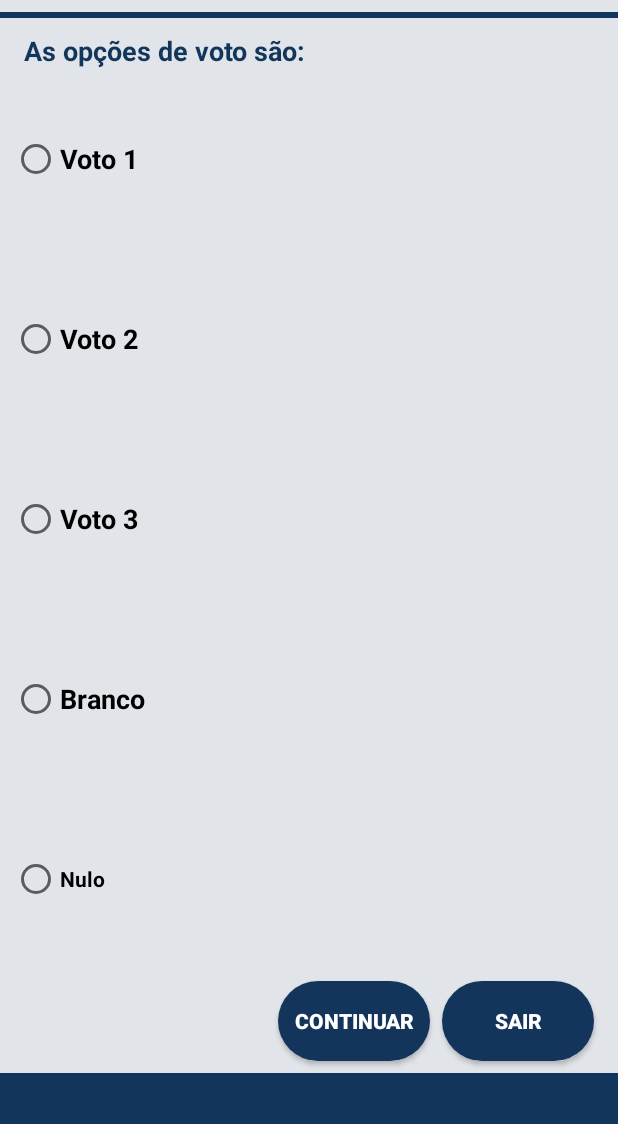
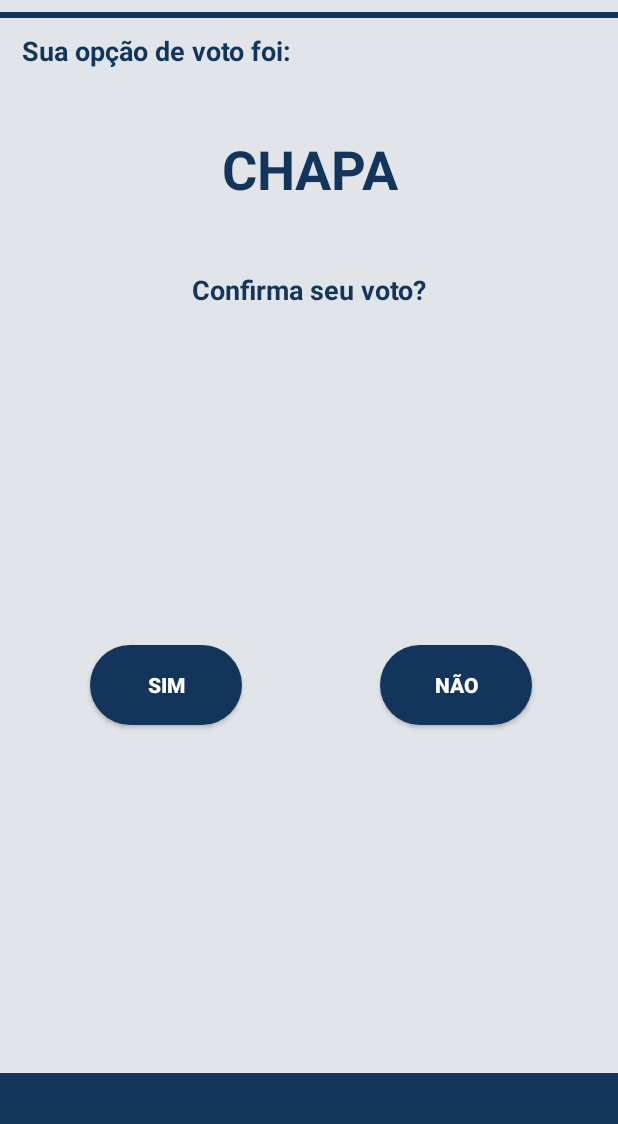
Before and after one commit to Bluemix-Estag/votacao-previ, an Android app: the opcoes_de_voto screen opened directly, with no data from a screen before it, after a tap on "CONTINUAR", on a phone screen of 412 x 824 dp, the part 112-1236 px from its top. Run offline under Robolectric (Android 15) with nearby library versions, the phone set to English and light mode, and no system bars.

Commit message:
Fim criação telas

```diff
--- a/app/src/main/java/com/bakery/code/votacaoprevi/Confirmar_voto.java
+++ b/app/src/main/java/com/bakery/code/votacaoprevi/Confirmar_voto.java
@@ -1,14 +1,40 @@
 package com.bakery.code.votacaoprevi;
 
 import android.app.Activity;
+import android.content.Intent;
 import android.support.v7.app.AppCompatActivity;
 import android.os.Bundle;
+import android.view.View;
+import android.widget.Button;
 
 public class Confirmar_voto extends Activity {
+
+    private Button sim;
+    private Button nao;
 
     @Override
     protected void onCreate(Bundle savedInstanceState) {
         super.onCreate(savedInstanceState);
         setContentView(R.layout.activity_confirmar_voto);
+
+        sim = (Button) findViewById(R.id.SIM_CONFIRMAR);
+        nao = (Button) findViewById(R.id.NAO_CONFIRMAR);
+
+        sim.setOnClickListener(new View.OnClickListener() {
+            @Override
+            public void onClick(View v) {
+                Intent intent = new Intent(Confirmar_voto.this, Fim_voto.class);
+                startActivity(intent);
+            }
+        });
+
+        nao.setOnClickListener(new View.OnClickListener() {
+            @Override
+            public void onClick(View v) {
+                Intent intent = new Intent(Confirmar_voto.this, opcoes_de_voto.class);
+                startActivity(intent);
+
+            }
+        });
     }
 }
--- a/app/src/main/java/com/bakery/code/votacaoprevi/Splash_Screen.java
+++ b/app/src/main/java/com/bakery/code/votacaoprevi/Splash_Screen.java
@@ -18,7 +18,7 @@ public class Splash_Screen extends Activity {
             public void run() {
                 try {
                     sleep(3000);
-                    Intent intent = new Intent(Splash_Screen.this, Confirmar_voto.class);
+                    Intent intent = new Intent(Splash_Screen.this, LoginActivity.class);
                     startActivity(intent);
                     finish();
                 } catch (InterruptedException e) {
--- a/app/src/main/java/com/bakery/code/votacaoprevi/opcoes_de_voto.java
+++ b/app/src/main/java/com/bakery/code/votacaoprevi/opcoes_de_voto.java
@@ -1,25 +1,38 @@
 package com.bakery.code.votacaoprevi;
 
 import android.app.Activity;
-import android.support.v7.app.AppCompatActivity;
+import android.content.Intent;
 import android.os.Bundle;
 import android.view.View;
 import android.widget.Button;
 
 public class opcoes_de_voto extends Activity {
 
-    private Button botao;
+    private Button continuar;
+    private Button sair;
 
     @Override
     protected void onCreate(Bundle savedInstanceState) {
         super.onCreate(savedInstanceState);
         setContentView(R.layout.activity_opcoes_de_voto);
 
-        botao = (Button) findViewById(R.id.button4);
+        continuar = (Button) findViewById(R.id.CONTINUAR_OPCOES);
+        sair = (Button) findViewById(R.id.SAIR_OPCOES);
 
-        botao.setOnClickListener(new View.OnClickListener() {
+        continuar.setOnClickListener(new View.OnClickListener() {
             @Override
             public void onClick(View v) {
+                Intent intent = new Intent(opcoes_de_voto.this, Confirmar_voto.class);
+                startActivity(intent);
+
+            }
+        });
+
+        sair.setOnClickListener(new View.OnClickListener() {
+            @Override
+            public void onClick(View v) {
+                Intent intent = new Intent(opcoes_de_voto.this, LoginActivity.class);
+                startActivity(intent);
 
             }
         });
--- a/app/src/main/res/layout/activity_confirmar_voto.xml
+++ b/app/src/main/res/layout/activity_confirmar_voto.xml
@@ -108,7 +108,7 @@
         app:layout_constraintTop_toBottomOf="@+id/textView5" />
 
     <Button
-        android:id="@+id/button3"
+        android:id="@+id/SIM_CONFIRMAR"
         android:layout_width="101dp"
         android:layout_height="53dp"
         android:layout_marginBottom="8dp"
@@ -126,7 +126,7 @@
         app:layout_constraintTop_toBottomOf="@+id/textView6" />
 
     <Button
-        android:id="@+id/button6"
+        android:id="@+id/NAO_CONFIRMAR"
         android:layout_width="101dp"
         android:layout_height="53dp"
         android:layout_marginBottom="8dp"
--- a/app/src/main/res/layout/activity_fim_voto.xml
+++ b/app/src/main/res/layout/activity_fim_voto.xml
@@ -91,7 +91,7 @@
         app:layout_constraintTop_toBottomOf="@+id/textView9" />
 
     <Button
-        android:id="@+id/button7"
+        android:id="@+id/SAIR_FIM"
         android:layout_width="101dp"
         android:layout_height="53dp"
         android:layout_marginBottom="8dp"
--- a/app/src/main/res/layout/activity_opcoes_de_voto.xml
+++ b/app/src/main/res/layout/activity_opcoes_de_voto.xml
@@ -87,45 +87,18 @@
         app:layout_constraintRight_toRightOf="parent"
         app:layout_constraintTop_toBottomOf="@+id/imageView13" />
 
-    <Button
-        android:id="@+id/button4"
-        android:layout_width="101dp"
-        android:layout_height="53dp"
-        android:layout_marginBottom="8dp"
-        android:layout_marginRight="8dp"
-        android:background="@drawable/cantos_arredondados_azul"
-        android:text="Continuar"
-        android:textColor="@android:color/white"
-        android:textStyle="bold"
-        app:layout_constraintBottom_toTopOf="@+id/imageView7"
-        app:layout_constraintRight_toLeftOf="@+id/button5" />
-
-    <Button
-        android:id="@+id/button5"
-        android:layout_width="101dp"
-        android:layout_height="53dp"
-        android:layout_marginBottom="8dp"
-        android:layout_marginRight="16dp"
-        android:background="@drawable/cantos_arredondados_azul"
-        android:text="Sair"
-        android:textColor="@android:color/white"
-        android:textStyle="bold"
-        app:layout_constraintBottom_toTopOf="@+id/imageView7"
-        app:layout_constraintRight_toRightOf="parent" />
-
     <RadioGroup
         android:layout_width="0dp"
         android:layout_height="0dp"
-        android:layout_marginBottom="8dp"
         android:layout_marginLeft="8dp"
         android:layout_marginRight="8dp"
         android:layout_marginTop="0dp"
-        app:layout_constraintBottom_toTopOf="@+id/button4"
         app:layout_constraintHorizontal_bias="1.0"
         app:layout_constraintLeft_toLeftOf="parent"
         app:layout_constraintRight_toRightOf="parent"
         app:layout_constraintTop_toBottomOf="@+id/textView8"
-        app:layout_constraintVertical_bias="1.0">
+        android:layout_marginBottom="8dp"
+        app:layout_constraintBottom_toTopOf="@+id/CONTINUAR_OPCOES">
 
         <RadioButton
             android:id="@+id/radioButton2"
@@ -169,7 +142,34 @@
             android:layout_height="wrap_content"
             android:layout_weight="1"
             android:text="Nulo"
+            android:textSize="18sp"
             android:textStyle="bold" />
     </RadioGroup>
 
+    <Button
+        android:id="@+id/CONTINUAR_OPCOES"
+        android:layout_width="101dp"
+        android:layout_height="53dp"
+        android:layout_marginBottom="8dp"
+        android:layout_marginRight="8dp"
+        android:background="@drawable/cantos_arredondados_azul"
+        android:text="Continuar"
+        android:textColor="@android:color/white"
+        android:textStyle="bold"
+        app:layout_constraintBottom_toTopOf="@+id/imageView7"
+        app:layout_constraintRight_toLeftOf="@+id/SAIR_OPCOES" />
+
+    <Button
+        android:id="@+id/SAIR_OPCOES"
+        android:layout_width="101dp"
+        android:layout_height="53dp"
+        android:layout_marginBottom="8dp"
+        android:layout_marginRight="8dp"
+        android:background="@drawable/cantos_arredondados_azul"
+        android:text="Sair"
+        android:textColor="@android:color/white"
+        android:textStyle="bold"
+        app:layout_constraintBottom_toTopOf="@+id/imageView7"
+        app:layout_constraintRight_toRightOf="parent" />
+
 </android.support.constraint.ConstraintLayout>
--- a/app/src/main/res/values/colors.xml
+++ b/app/src/main/res/values/colors.xml
@@ -2,7 +2,7 @@
 <resources>
     <color name="colorPrimary">#3F51B5</color>
     <color name="colorPrimaryDark">#303F9F</color>
-    <color name="colorAccent">#FF4081</color>
+    <color name="colorAccent">#12355b</color>
     <color name="azul_previ">#12355b</color>
     <color name="azul_claro_previ">#e1e4e9</color>
 </resources>
```
Also changed, not shown: app/src/main/java/com/bakery/code/votacaoprevi/Fim_voto.java (+15 -0 lines), app/src/main/java/com/bakery/code/votacaoprevi/LoginActivity.java (+27 -0 lines), app/src/main/res/layout/activity_login.xml (+10 -10 lines).
